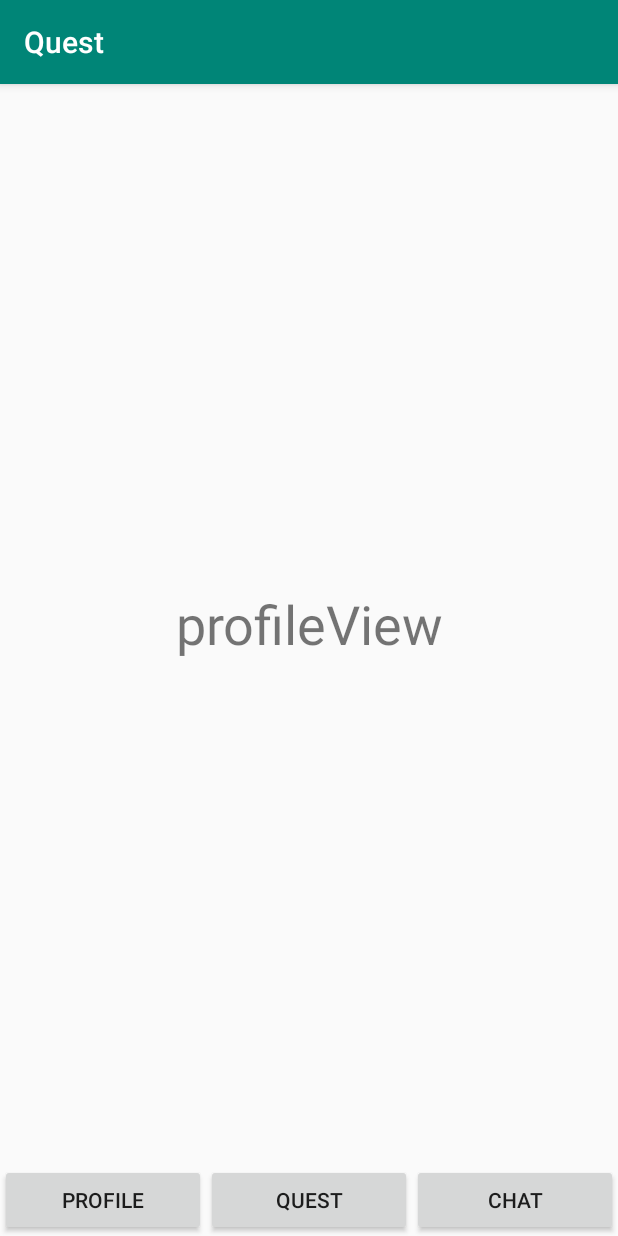
After one commit to bluesquanium/Quest, an Android app: the ProfileActivity screen opened directly, with no data from a screen before it, on a phone screen of 412 x 824 dp. The commit adds this screen. Run offline under Robolectric (Android 15) with nearby library versions, the phone set to English and light mode, and no system bars.

Commit message:
make all empty layouts & javafiles.

```diff
--- a/App/Quest/app/src/main/AndroidManifest.xml
+++ b/App/Quest/app/src/main/AndroidManifest.xml
@@ -22,6 +22,10 @@
         <activity
             android:name=".LoginActivity"
             android:theme="@string/title_activity_login" />
+        <activity
+            android:name=".ChatActivity" />
+        <activity
+            android:name=".ProfileActivity" />
 
     </application>
 
--- /dev/null
+++ b/App/Quest/app/src/main/java/org/slt/android/quest/ProfileActivity.java
@@ -0,0 +1,36 @@
+package org.slt.android.quest;
+
+import android.content.Intent;
+import android.os.Bundle;
+import android.support.v7.app.AppCompatActivity;
+import android.view.View;
+
+public class ProfileActivity extends AppCompatActivity {
+    public static final int MYACITIVITY = Const.ACTIVITYPROFILE;
+    @Override
+    protected void onCreate(Bundle savedInstanceState) {
+        super.onCreate(savedInstanceState);
+        setContentView(R.layout.activity_profile);
+    }
+
+    public void onProfileMenuButtonClicked(View v) {
+        if (MYACITIVITY != Const.ACTIVITYPROFILE) {
+            Intent intent = new Intent(getApplicationContext(), ProfileActivity.class);
+            startActivity(intent);
+        }
+    }
+
+    public void onMainMenuButtonClicked(View v) {
+        if (MYACITIVITY != Const.ACTIVITYMAIN) {
+            Intent intent = new Intent(getApplicationContext(), MainActivity.class);
+            startActivity(intent);
+        }
+    }
+
+    public void onChatMenuButtonClicked(View v) {
+        if (MYACITIVITY != Const.ACTIVITYCHAT) {
+            Intent intent = new Intent(getApplicationContext(), ChatActivity.class);
+            startActivity(intent);
+        }
+    }
+}
--- a/App/Quest/app/src/main/res/layout/activity_main.xml
+++ b/App/Quest/app/src/main/res/layout/activity_main.xml
@@ -22,7 +22,8 @@
             android:layout_width="match_parent"
             android:layout_height="wrap_content"
             android:gravity="center_horizontal"
-            android:text="mapView" />
+            android:text="mapView"
+            android:textSize="36sp" />
     </LinearLayout>
 
     <LinearLayout
@@ -41,6 +42,7 @@
             android:layout_height="wrap_content"
             android:layout_gravity="left"
             android:layout_weight="1"
+            android:onClick="onProfileMenuButtonClicked"
             android:text="profile" />
 
         <Button
@@ -49,6 +51,7 @@
             android:layout_height="wrap_content"
             android:layout_gravity="center_horizontal"
             android:layout_weight="1"
+            android:onClick="onMainMenuButtonClicked"
             android:text="quest" />
 
         <Button
@@ -57,6 +60,7 @@
             android:layout_height="wrap_content"
             android:layout_gravity="right"
             android:layout_weight="1"
+            android:onClick="onChatMenuButtonClicked"
             android:text="chat" />
     </LinearLayout>
 
--- /dev/null
+++ b/App/Quest/app/src/main/res/layout/activity_profile.xml
@@ -0,0 +1,67 @@
+<?xml version="1.0" encoding="utf-8"?>
+<android.support.constraint.ConstraintLayout
+    xmlns:android="http://schemas.android.com/apk/res/android"
+    xmlns:app="http://schemas.android.com/apk/res-auto"
+    xmlns:tools="http://schemas.android.com/tools"
+    android:layout_width="match_parent"
+    android:layout_height="match_parent">
+
+    <LinearLayout
+        android:id="@+id/mapView"
+        android:layout_width="match_parent"
+        android:layout_height="0dp"
+        android:gravity="center_horizontal|center_vertical"
+        android:orientation="vertical"
+        app:layout_constraintBottom_toTopOf="@+id/statusBarView"
+        app:layout_constraintTop_toTopOf="parent"
+        app:layout_constraintVertical_bias="0.0"
+        tools:layout_editor_absoluteX="0dp">
+
+        <TextView
+            android:id="@+id/mapTextView"
+            android:layout_width="match_parent"
+            android:layout_height="wrap_content"
+            android:gravity="center_horizontal"
+            android:text="profileView"
+            android:textSize="36sp" />
+    </LinearLayout>
+
+    <LinearLayout
+        android:id="@+id/statusBarView"
+        android:layout_width="match_parent"
+        android:layout_height="wrap_content"
+        android:orientation="horizontal"
+        app:layout_constraintBottom_toBottomOf="parent"
+        app:layout_constraintEnd_toEndOf="parent"
+        app:layout_constraintStart_toStartOf="parent"
+        app:layout_constraintTop_toBottomOf="@+id/mapView">
+
+        <Button
+            android:id="@+id/profileMenuButton"
+            android:layout_width="wrap_content"
+            android:layout_height="wrap_content"
+            android:layout_gravity="left"
+            android:layout_weight="1"
+            android:onClick="onProfileMenuButtonClicked"
+            android:text="profile" />
+
+        <Button
+            android:id="@+id/mainMenuButton"
+            android:layout_width="wrap_content"
+            android:layout_height="wrap_content"
+            android:layout_gravity="center_horizontal"
+            android:layout_weight="1"
+            android:onClick="onMainMenuButtonClicked"
+            android:text="quest" />
+
+        <Button
+            android:id="@+id/chatMenuButton"
+            android:layout_width="wrap_content"
+            android:layout_height="wrap_content"
+            android:layout_gravity="right"
+            android:layout_weight="1"
+            android:onClick="onChatMenuButtonClicked"
+            android:text="chat" />
+    </LinearLayout>
+
+</android.support.constraint.ConstraintLayout>
```
Also changed, not shown: App/Quest/app/src/main/java/org/slt/android/quest/ChatActivity.java (added, +37 -0 lines), App/Quest/app/src/main/java/org/slt/android/quest/Const.java (added, +7 -0 lines), App/Quest/app/src/main/java/org/slt/android/quest/MainActivity.java (+24 -0 lines), App/Quest/app/src/main/res/layout/activity_chat.xml (added, +67 -0 lines), 993 other files.
